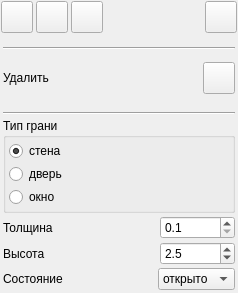
The window that fluffy-dollop/applicationplugins/floorgraphmakerplugin/instrumentalform.ui (autocomp/fluffy-dollop) describes before a commit, drawn with Qt 5.
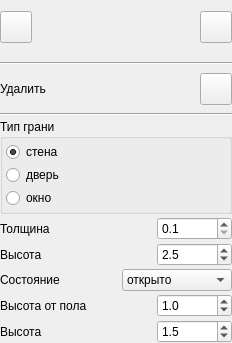
The same window after the commit.

Diff of the .ui file:
```diff
--- a/fluffy-dollop/applicationplugins/floorgraphmakerplugin/instrumentalform.ui
+++ b/fluffy-dollop/applicationplugins/floorgraphmakerplugin/instrumentalform.ui
@@ -6,34 +6,47 @@
    <rect>
     <x>0</x>
     <y>0</y>
-    <width>238</width>
-    <height>293</height>
+    <width>232</width>
+    <height>343</height>
    </rect>
   </property>
   <property name="windowTitle">
    <string>Form</string>
   </property>
-  <layout class="QVBoxLayout" name="verticalLayout_5">
+  <layout class="QVBoxLayout" name="verticalLayout_7">
    <property name="spacing">
     <number>3</number>
    </property>
    <property name="leftMargin">
-    <number>1</number>
+    <number>0</number>
    </property>
    <property name="topMargin">
-    <number>1</number>
+    <number>0</number>
    </property>
    <property name="rightMargin">
-    <number>1</number>
+    <number>0</number>
    </property>
    <property name="bottomMargin">
-    <number>1</number>
+    <number>0</number>
    </property>
    <item>
-    <layout class="QHBoxLayout" name="horizontalLayout_5">
+    <widget class="QWidget" name="stateButtonWidget" native="true">
+     <layout class="QHBoxLayout" name="horizontalLayout_10">
      <property name="spacing">
       <number>3</number>
      </property>
+      <property name="leftMargin">
+       <number>0</number>
+      </property>
+      <property name="topMargin">
+       <number>0</number>
+      </property>
+      <property name="rightMargin">
+       <number>0</number>
+      </property>
+      <property name="bottomMargin">
+       <number>0</number>
+      </property>
      <item>
       <widget class="QPushButton" name="nodeOrEdgeButton">
        <property name="minimumSize">
@@ -49,57 +62,7 @@
         </size>
        </property>
        <property name="toolTip">
-        <string>нанести узел</string>
-       </property>
-       <property name="text">
-        <string/>
-       </property>
-       <property name="checkable">
-        <bool>true</bool>
-       </property>
-      </widget>
-     </item>
-     <item>
-      <widget class="QPushButton" name="cameraButton">
-       <property name="minimumSize">
-        <size>
-         <width>32</width>
-         <height>32</height>
-        </size>
-       </property>
-       <property name="maximumSize">
-        <size>
-         <width>32</width>
-         <height>32</height>
-        </size>
-       </property>
-       <property name="toolTip">
-        <string>нанести дверь</string>
-       </property>
-       <property name="text">
-        <string/>
-       </property>
-       <property name="checkable">
-        <bool>true</bool>
-       </property>
-      </widget>
-     </item>
-     <item>
-      <widget class="QPushButton" name="placeholderButton">
-       <property name="minimumSize">
-        <size>
-         <width>32</width>
-         <height>32</height>
-        </size>
-       </property>
-       <property name="maximumSize">
-        <size>
-         <width>32</width>
-         <height>32</height>
-        </size>
-       </property>
-       <property name="toolTip">
-        <string>нанести окно</string>
+         <string>нанести элементы</string>
        </property>
        <property name="text">
         <string/>
@@ -142,6 +105,7 @@
       </widget>
      </item>
     </layout>
+    </widget>
    </item>
    <item>
     <widget class="QWidget" name="removeWidget" native="true">
@@ -150,16 +114,16 @@
        <number>3</number>
       </property>
       <property name="leftMargin">
-       <number>2</number>
+       <number>0</number>
       </property>
       <property name="topMargin">
-       <number>2</number>
+       <number>0</number>
       </property>
       <property name="rightMargin">
-       <number>2</number>
+       <number>0</number>
       </property>
       <property name="bottomMargin">
-       <number>2</number>
+       <number>0</number>
       </property>
       <item>
        <widget class="Line" name="line_2">
@@ -224,16 +188,16 @@
        <number>3</number>
       </property>
       <property name="leftMargin">
-       <number>2</number>
+       <number>0</number>
       </property>
       <property name="topMargin">
-       <number>2</number>
+       <number>0</number>
       </property>
       <property name="rightMargin">
-       <number>2</number>
+       <number>0</number>
       </property>
       <property name="bottomMargin">
-       <number>2</number>
+       <number>0</number>
       </property>
       <item>
        <widget class="Line" name="line">
@@ -447,7 +411,7 @@
            </property>
            <property name="sizeHint" stdset="0">
             <size>
-             <width>57</width>
+             <width>37</width>
              <height>20</height>
             </size>
            </property>
@@ -455,6 +419,12 @@
          </item>
          <item>
           <widget class="QComboBox" name="doorState">
+           <property name="minimumSize">
+            <size>
+             <width>110</width>
+             <height>0</height>
+            </size>
+           </property>
            <item>
             <property name="text">
              <string>открыто</string>
@@ -470,6 +440,131 @@
         </layout>
        </widget>
       </item>
+      <item>
+       <widget class="QWidget" name="windowWidget" native="true">
+        <layout class="QVBoxLayout" name="verticalLayout_5">
+         <property name="spacing">
+          <number>3</number>
+         </property>
+         <property name="leftMargin">
+          <number>0</number>
+         </property>
+         <property name="topMargin">
+          <number>0</number>
+         </property>
+         <property name="rightMargin">
+          <number>0</number>
+         </property>
+         <property name="bottomMargin">
+          <number>0</number>
+         </property>
+         <item>
+          <layout class="QHBoxLayout" name="horizontalLayout_9">
+           <property name="spacing">
+            <number>3</number>
+           </property>
+           <item>
+            <widget class="QLabel" name="windowHeightUnderFloorTl">
+             <property name="text">
+              <string>Высота от пола</string>
+             </property>
+            </widget>
+           </item>
+           <item>
+            <spacer name="horizontalSpacer_9">
+             <property name="orientation">
+              <enum>Qt::Horizontal</enum>
+             </property>
+             <property name="sizeHint" stdset="0">
+              <size>
+               <width>40</width>
+               <height>20</height>
+              </size>
+             </property>
+            </spacer>
+           </item>
+           <item>
+            <widget class="QDoubleSpinBox" name="windowHeightUnderFloor">
+             <property name="minimumSize">
+              <size>
+               <width>75</width>
+               <height>0</height>
+              </size>
+             </property>
+             <property name="decimals">
+              <number>1</number>
+             </property>
+             <property name="minimum">
+              <double>0.000000000000000</double>
+             </property>
+             <property name="maximum">
+              <double>1000.000000000000000</double>
+             </property>
+             <property name="singleStep">
+              <double>0.100000000000000</double>
+             </property>
+             <property name="value">
+              <double>1.000000000000000</double>
+             </property>
+            </widget>
+           </item>
+          </layout>
+         </item>
+         <item>
+          <layout class="QHBoxLayout" name="horizontalLayout_8">
+           <property name="spacing">
+            <number>3</number>
+           </property>
+           <item>
+            <widget class="QLabel" name="label_6">
+             <property name="text">
+              <string>Высота</string>
+             </property>
+            </widget>
+           </item>
+           <item>
+            <spacer name="horizontalSpacer_8">
+             <property name="orientation">
+              <enum>Qt::Horizontal</enum>
+             </property>
+             <property name="sizeHint" stdset="0">
+              <size>
+               <width>40</width>
+               <height>20</height>
+              </size>
+             </property>
+            </spacer>
+           </item>
+           <item>
+            <widget class="QDoubleSpinBox" name="windowHeight">
+             <property name="minimumSize">
+              <size>
+               <width>75</width>
+               <height>0</height>
+              </size>
+             </property>
+             <property name="decimals">
+              <number>1</number>
+             </property>
+             <property name="minimum">
+              <double>0.100000000000000</double>
+             </property>
+             <property name="maximum">
+              <double>100.000000000000000</double>
+             </property>
+             <property name="singleStep">
+              <double>0.100000000000000</double>
+             </property>
+             <property name="value">
+              <double>1.500000000000000</double>
+             </property>
+            </widget>
+           </item>
+          </layout>
+         </item>
+        </layout>
+       </widget>
+      </item>
      </layout>
     </widget>
    </item>
```
Left out of the diff: 5 changed lines with no effect on the pictures. Lines whose indentation alone changed are shown as unchanged.
